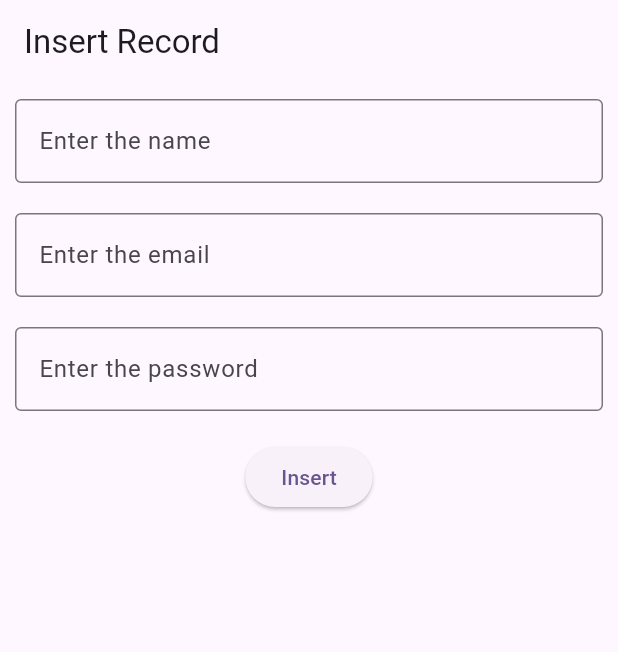
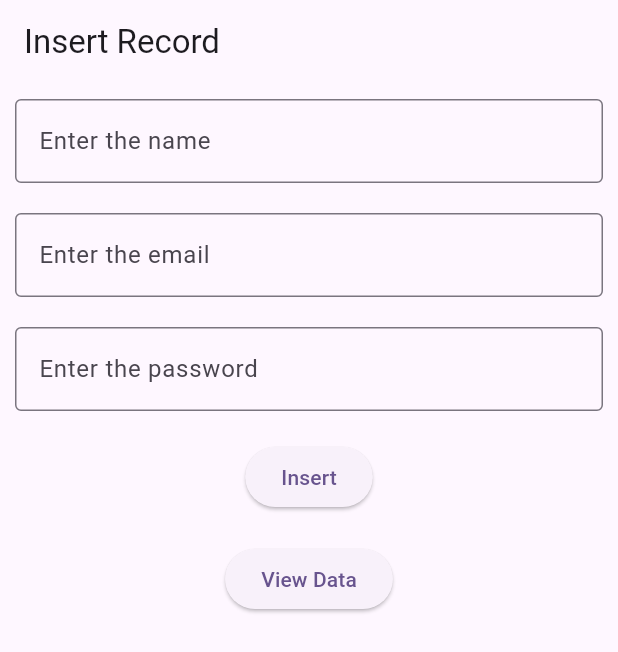
Before and after one commit to Aureol16/connexion, a Flutter app: the screen it shows after launch, on a phone screen of 412 x 824 dp. Shown: the top 652 px of the screen. Run offline on Flutter 3.47's test engine with Material 3 defaults, Android fonts, the phone set to English and light mode, and no system bars.

Commit message:
Version Améliorée

```diff
--- a/connexion/lib/main.dart
+++ b/connexion/lib/main.dart
@@ -1,4 +1,5 @@
 import 'dart:convert';
+import 'package:connexion/view_data.dart';
 import 'package:flutter/material.dart';
 import 'package:http/http.dart' as http;
 
@@ -92,6 +93,17 @@ class MyApp extends StatelessWidget {
                 child: Text('Insert'),
               ),
             ),
+            Container(
+              margin: EdgeInsets.all(10),
+              child: Builder(
+                builder: (context) {
+                  return ElevatedButton(
+                    onPressed: (){
+                      Navigator.push(context, MaterialPageRoute(builder:(context)=> ViewData()));
+                    }, child: Text("View Data"));
+                }
+              )
+            )
           ],
         ),
       ),
```
Also changed, not shown: connexion/lib/view_data.dart (added, +66 -0 lines).
